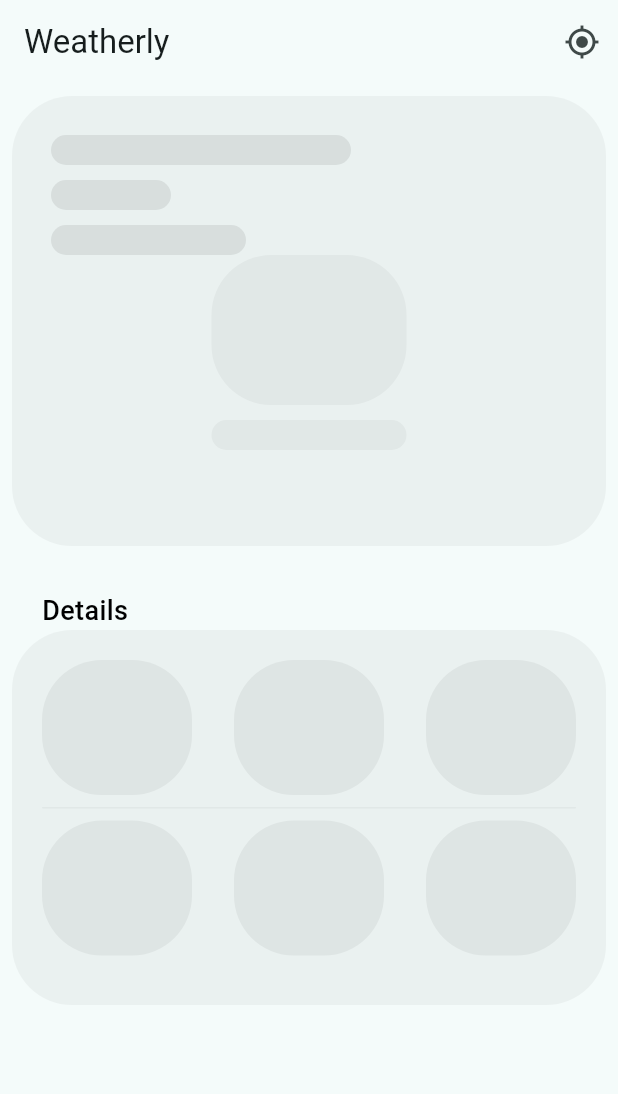
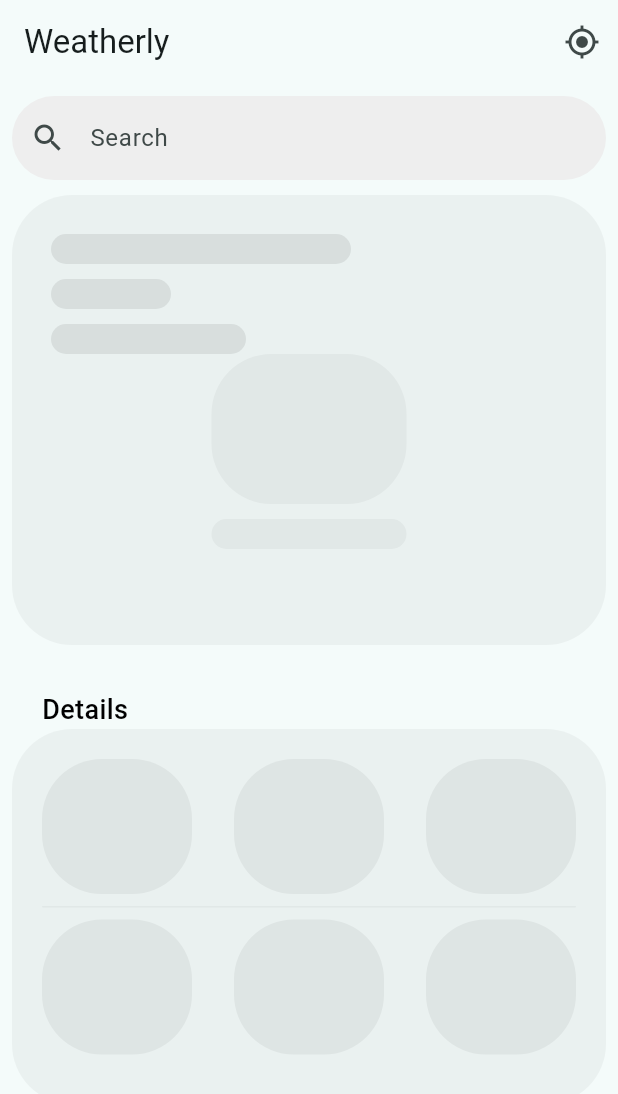
Before and after one commit to nafiurrahmansabbir/Weatherly, a Flutter app: the screen it shows after launch, on a phone screen of 412 x 824 dp. Shown: the top 1094 px of the screen. Run offline on Flutter 3.47's test engine with Material 3 defaults, Android fonts, the light colour scheme and no system bars; our stand-ins replace geolocator, get, logger, lottie.

Commit message:
search features added

```diff
--- a/lib/app.dart
+++ b/lib/app.dart
@@ -34,6 +34,24 @@ class Weatherly extends StatelessWidget {
 
 final ThemeData lightTheme = ThemeData(
   colorSchemeSeed: AppColors.themeColor,
+
+  inputDecorationTheme: InputDecorationTheme(
+    fillColor: Colors.grey.shade200,
+    filled: true,
+    border: OutlineInputBorder(
+      borderSide: BorderSide.none,
+      borderRadius: BorderRadius.all(Radius.circular(30)),
+    ),
+    focusedBorder: OutlineInputBorder(
+      borderSide: BorderSide.none,
+      borderRadius: BorderRadius.all(Radius.circular(30)),
+    ),
+    enabledBorder: OutlineInputBorder(
+      borderSide: BorderSide.none,
+      borderRadius: BorderRadius.all(Radius.circular(30)),
+    ),
+  ),
+
   progressIndicatorTheme: const ProgressIndicatorThemeData(
     color: AppColors.themeColor,
   ),
--- a/lib/ui/screens/home_screen.dart
+++ b/lib/ui/screens/home_screen.dart
@@ -3,7 +3,6 @@ import 'package:intl/intl.dart';
 import '../data/model/weather_model.dart';
 import '../data/service/services.dart';
 import 'package:geolocator/geolocator.dart';
-
 import '../widgets/loadin_animation/weather_details_info_card_skelton.dart';
 import '../widgets/weather_details_info_card.dart';
 import '../widgets/weather_info_card.dart';
@@ -19,38 +18,33 @@ class HomeScreen extends StatefulWidget {
 class _HomeScreenState extends State<HomeScreen> {
   late WeatherData weather;
   bool isLoading = false;
-  String lat='';
-  String lon='';
+  String lat = '';
+  String lon = '';
 
   getCurrentLocation() async {
     LocationPermission permission = await Geolocator.checkPermission();
     if (permission == LocationPermission.denied ||
         permission == LocationPermission.deniedForever) {
-      print('Denied');
       LocationPermission ask = await Geolocator.requestPermission();
     } else {
       Position currentposition = await Geolocator.getCurrentPosition(
         desiredAccuracy: LocationAccuracy.best,
       );
-      print(
-        'Latiture ${currentposition.latitude.toString()} Longitute ${currentposition.longitude.toString()}',
-      );
-      lat=currentposition.latitude.toString();
-      lon=currentposition.longitude.toString();
+      lat = currentposition.latitude.toString();
+      lon = currentposition.longitude.toString();
     }
     myWeather();
   }
 
   myWeather() {
-    setState(() {
-      isLoading = false;
-    });
-    WeatherServices().fetchWeather(lat,lon).then((value) {
+    WeatherServices().fetchWeather(lat, lon).then((value) {
       setState(() {
         weather = value;
         isLoading = true;
       });
     });
+
+
   }
 
   @override
@@ -67,35 +61,76 @@ class _HomeScreenState extends State<HomeScreen> {
       pressure: 0,
       weather: [],
       seaLevel: 0,
+      country: '',
     );
     getCurrentLocation();
   }
+  final TextEditingController searchTEController =TextEditingController();
 
   @override
   Widget build(BuildContext context) {
+
     String formattedDate = DateFormat(
       'EEEE d, MMMM yyyy',
     ).format(DateTime.now());
     String formattedTime = DateFormat('hh:mm a').format(DateTime.now());
-    double screenWidth=MediaQuery.of(context).size.width;
+    double screenWidth = MediaQuery.of(context).size.width;
     return Scaffold(
       appBar: AppBar(
         title: Text('Weatherly'),
-        actions: [IconButton(onPressed: () {
+        actions: [
+          IconButton(
+            onPressed: () {
+              setState(() {
+                isLoading = false;
+              });
+              getCurrentLocation();
+            },
+            icon: Icon(Icons.my_location),
+          ),
+        ],
+      ),
 
-          getCurrentLocation();
-        }, icon: Icon(Icons.my_location))],
-      ),
       body: SingleChildScrollView(
         child: Padding(
-          padding: const EdgeInsets.all(8.0),
+          padding: EdgeInsets.all(8.0),
           child: Column(
             crossAxisAlignment: CrossAxisAlignment.start,
             children: [
+              TextFormField(
+                controller: searchTEController,
+                textInputAction: TextInputAction.search,
+                onFieldSubmitted: (value) {
+                  WeatherServices().fetchWeatherByCity(searchTEController.text).then((value){
+                    setState(() {
+                      isLoading=false;
+                    });
+                    setState(() {
+                      weather = value;
+                      isLoading = true;
+                    });
+                    _clearTexFieldTex();
+                  });
+                },
+                decoration: InputDecoration(
+                  fillColor: Colors.grey.shade200,
+                  // fillColor: AppColors.themeColor.withOpacity(0.2),
+                  filled: true,
+                  hintText: 'Search',
+                  prefixIcon: Icon(Icons.search),
+
+                ),
+              ),
+              SizedBox(height: 10),
               Visibility(
-                  visible: isLoading==true,
-                  replacement: WeatherInfoCardSkelton(screenWidth: screenWidth),
-                  child: WeatherInfoCard(formattedDate: formattedDate, formattedTime: formattedTime, weather: weather)),
+                visible: isLoading == true,
+                replacement: WeatherInfoCardSkelton(screenWidth: screenWidth),
+                child: WeatherInfoCard(
+                  formattedDate: formattedDate,
+                  formattedTime: formattedTime,
+                  weather: weather,
+                ),
+              ),
 
               const SizedBox(height: 30),
               Padding(
@@ -106,15 +141,24 @@ class _HomeScreenState extends State<HomeScreen> {
                 ),
               ),
 
+              Visibility(
+                visible: isLoading == true,
+                replacement: WeatherDetailsInfoCardSkelton(),
+                child: WeatherDetailsInfoCard(weather: weather),
+              ),
 
-              Visibility(
-                visible: isLoading==true,
-                  replacement: WeatherDetailsInfoCardSkelton(),
-                  child: WeatherDetailsInfoCard(weather: weather,)),
             ],
           ),
         ),
       ),
     );
   }
+  @override
+  void dispose() {
+    searchTEController.dispose();
+    super.dispose();
+  }
+  void _clearTexFieldTex(){
+    searchTEController.clear();
+  }
 }
--- a/pubspec.yaml
+++ b/pubspec.yaml
@@ -34,6 +34,7 @@ dependencies:
   intl: ^0.20.2
   logger: ^2.5.0
   geolocator: ^14.0.0
+  flutter_svg: ^2.1.0
 
 dev_dependencies:
   flutter_test:
@@ -58,6 +59,7 @@ flutter:
     - assets/
     - assets/images/
     - assets/images/lotties/
+    - assets/images/svg/
 
   #   - images/a_dot_ham.jpeg
 
```
Also changed, not shown: lib/ui/data/model/weather_model.dart (+6 -4 lines), lib/ui/data/service/services.dart (+27 -6 lines), lib/ui/widgets/weather_info_card.dart (+7 -2 lines), pubspec.lock.
